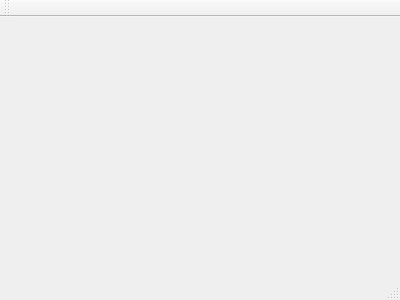
This is 3_GUIapp/mainwindow.ui in parinyad123/QtTutorial as Qt 5 draws it before an edit. The edited form follows.
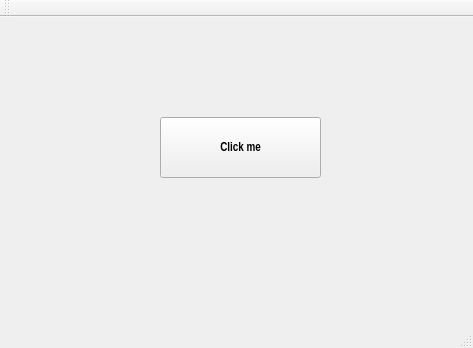
This is the edited form.

What changed in the file:
```diff
--- a/3_GUIapp/mainwindow.ui
+++ b/3_GUIapp/mainwindow.ui
@@ -1,24 +1,60 @@
 <ui version="4.0">
  <class>MainWindow</class>
- <widget class="QMainWindow" name="MainWindow" >
-  <property name="geometry" >
+ <widget class="QMainWindow" name="MainWindow">
+  <property name="geometry">
    <rect>
     <x>0</x>
     <y>0</y>
-    <width>400</width>
-    <height>300</height>
+    <width>473</width>
+    <height>348</height>
    </rect>
   </property>
-  <property name="windowTitle" >
+  <property name="font">
+   <font>
+    <family>Arial Narrow</family>
+    <weight>75</weight>
+    <bold>true</bold>
+   </font>
+  </property>
+  <property name="windowTitle">
    <string>MainWindow</string>
   </property>
-  <widget class="QMenuBar" name="menuBar" />
-  <widget class="QToolBar" name="mainToolBar" />
-  <widget class="QWidget" name="centralWidget" />
-  <widget class="QStatusBar" name="statusBar" />
+  <widget class="QWidget" name="centralWidget">
+   <widget class="QPushButton" name="pushButton">
+    <property name="geometry">
+     <rect>
+      <x>160</x>
+      <y>100</y>
+      <width>161</width>
+      <height>61</height>
+     </rect>
+    </property>
+    <property name="text">
+     <string>Click me</string>
+    </property>
+   </widget>
+  </widget>
+  <widget class="QMenuBar" name="menuBar">
+   <property name="geometry">
+    <rect>
+     <x>0</x>
+     <y>0</y>
+     <width>473</width>
+     <height>22</height>
+    </rect>
+   </property>
+  </widget>
+  <widget class="QToolBar" name="mainToolBar">
+   <attribute name="toolBarArea">
+    <enum>TopToolBarArea</enum>
+   </attribute>
+   <attribute name="toolBarBreak">
+    <bool>false</bool>
+   </attribute>
+  </widget>
+  <widget class="QStatusBar" name="statusBar"/>
  </widget>
- <layoutDefault spacing="6" margin="11" />
- <pixmapfunction></pixmapfunction>
+ <layoutdefault spacing="6" margin="11"/>
  <resources/>
  <connections/>
 </ui>
```
Left out of the diff: 1 changed line with no effect on the pictures.
